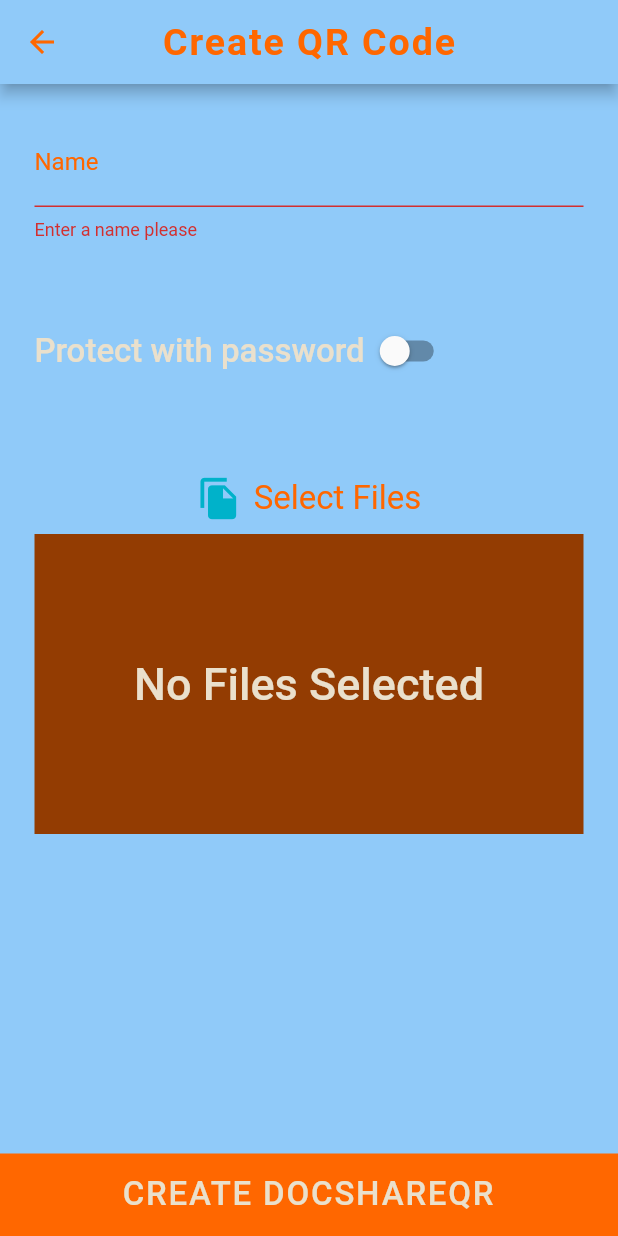
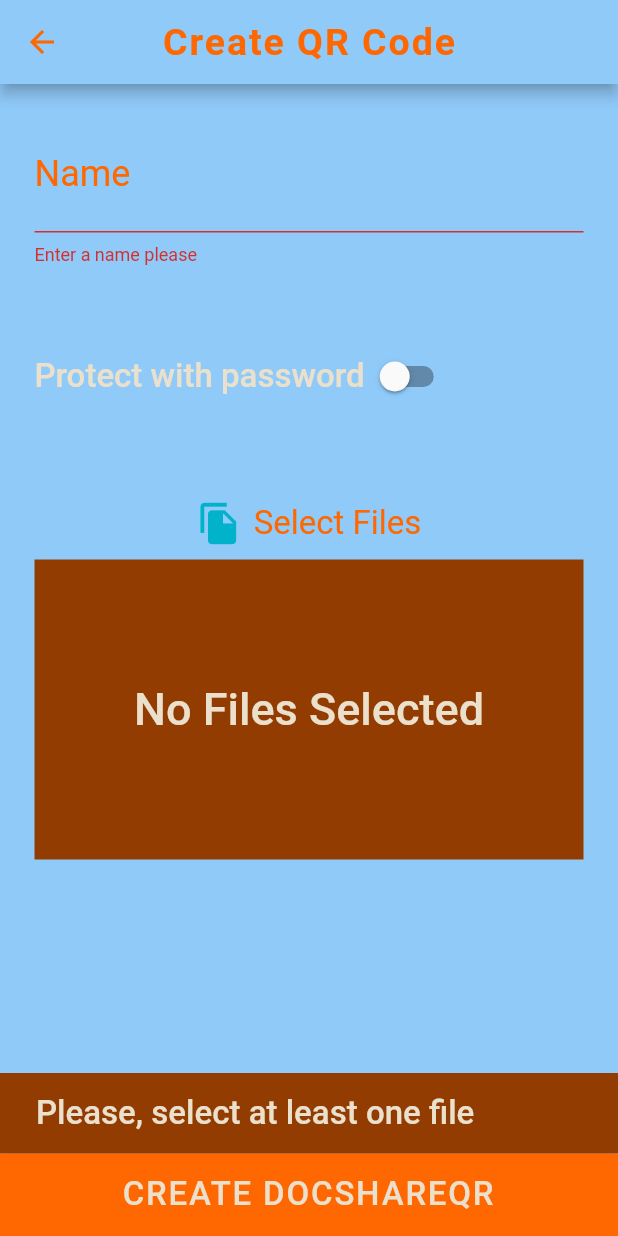
Before and after one commit to Francesco99975/DocshareQR, a Flutter app: the CreateScreen screen opened by its route, after a tap on "CREATE DOCSHAREQR", on a phone screen of 412 x 824 dp. Run offline on Flutter 3.47's test engine with Material 2 defaults, Android fonts, the light colour scheme and no system bars; our stand-ins replace device_info_plus, file_picker, qr_flutter, share; network calls fail; Roboto replaces fonts that are missing (Dongle).

Commit message:
added mime detection and fixed font size

```diff
--- a/lib/providers/qrdocs.dart
+++ b/lib/providers/qrdocs.dart
@@ -6,6 +6,8 @@
 import 'package:flutter/services.dart';
 import 'package:http/http.dart' as http;
 import 'dart:convert';
+import 'package:mime/mime.dart';
+import 'package:http_parser/http_parser.dart';
 
 const testUrl = "http://10.0.2.2:5000";
 const baseUrl = "https://docshareqr.francescobarranca.dev";
@@ -77,8 +79,11 @@
       request.fields["deviceId"] = deviceId;
 
       for (var file in files) {
-        request.files.add(http.MultipartFile.fromBytes(
-            file, File(file).readAsBytesSync(),
+        var fileData = File(file).readAsBytesSync();
+        var mime = lookupMimeType(file);
+        request.files.add(http.MultipartFile.fromBytes(file, fileData,
+            contentType: MediaType(mime!.substring(0, mime.indexOf("/")),
+                mime.substring(mime.indexOf("/") + 1)),
             filename: file.split("/").last));
       }
 
@@ -89,12 +94,12 @@
       notifyListeners();
       return true;
     } catch (e) {
-      print(e);
       lastError = e
           .toString()
           .substring(
               e.toString().lastIndexOf(")") + 1, e.toString().lastIndexOf("^"))
           .trim();
+      if (lastError.contains("html")) lastError = "Something went wrong";
       return false;
     }
   }
--- a/lib/screens/create_screen.dart
+++ b/lib/screens/create_screen.dart
@@ -42,7 +42,7 @@
 
   Future<void> _save() async {
     _formKey.currentState!.save();
-    if (_formKey.currentState!.validate()) {
+    if (_formKey.currentState!.validate() && _files.isNotEmpty) {
       setState(() {
         _isLoading = true;
       });
@@ -60,6 +60,16 @@
             duration: const Duration(seconds: 3),
             content: Text(
               Provider.of<QRDocs>(context, listen: false).lastError,
+              style: Theme.of(context).textTheme.bodyText1,
+            )));
+      }
+    } else {
+      if (_files.isEmpty) {
+        ScaffoldMessenger.of(context).showSnackBar(SnackBar(
+            backgroundColor: Theme.of(context).primaryColorDark,
+            duration: const Duration(seconds: 3),
+            content: Text(
+              "Please, select at least one file",
               style: Theme.of(context).textTheme.bodyText1,
             )));
       }
@@ -121,18 +131,19 @@
                                 autocorrect: false,
                                 initialValue: _name,
                                 style: TextStyle(
-                                    color: Theme.of(context).primaryColor),
+                                    color: Theme.of(context).primaryColor,
+                                    fontSize: 26),
                                 decoration: InputDecoration(
                                   labelText: "Name",
                                   labelStyle: Theme.of(context)
                                       .textTheme
                                       .bodyText2!
-                                      .copyWith(fontSize: 16),
+                                      .copyWith(fontSize: 24),
                                   hintText: 'Enter name',
                                   hintStyle: Theme.of(context)
                                       .textTheme
                                       .bodyText2!
-                                      .copyWith(fontSize: 14),
+                                      .copyWith(fontSize: 20),
                                   enabledBorder: UnderlineInputBorder(
                                     borderSide: BorderSide(
                                         color: Theme.of(context).primaryColor),
@@ -172,18 +183,19 @@
                                   initialValue: _password,
                                   obscureText: true,
                                   style: TextStyle(
-                                      color: Theme.of(context).primaryColor),
+                                      color: Theme.of(context).primaryColor,
+                                      fontSize: 26),
                                   decoration: InputDecoration(
                                     labelText: "Password",
                                     labelStyle: Theme.of(context)
                                         .textTheme
                                         .bodyText2!
-                                        .copyWith(fontSize: 16),
+                                        .copyWith(fontSize: 24),
                                     hintText: 'Enter password',
                                     hintStyle: Theme.of(context)
                                         .textTheme
                                         .bodyText2!
-                                        .copyWith(fontSize: 14),
+                                        .copyWith(fontSize: 20),
                                     enabledBorder: UnderlineInputBorder(
                                       borderSide: BorderSide(
                                           color:
--- a/pubspec.yaml
+++ b/pubspec.yaml
@@ -42,6 +42,7 @@
   url_launcher: ^6.0.16 #BSD-3-CLAUSE
   path_provider: ^2.0.7 #BSD-3-CLAUSE
   share: ^2.0.4 #BSD-3-CLAUSE
+  mime: ^1.0.1 #BSD-3-CLAUSE
 
 dev_dependencies:
   flutter_test:
```
Also changed, not shown: lib/screens/home_screen.dart (+12 -4 lines), pubspec.lock.
